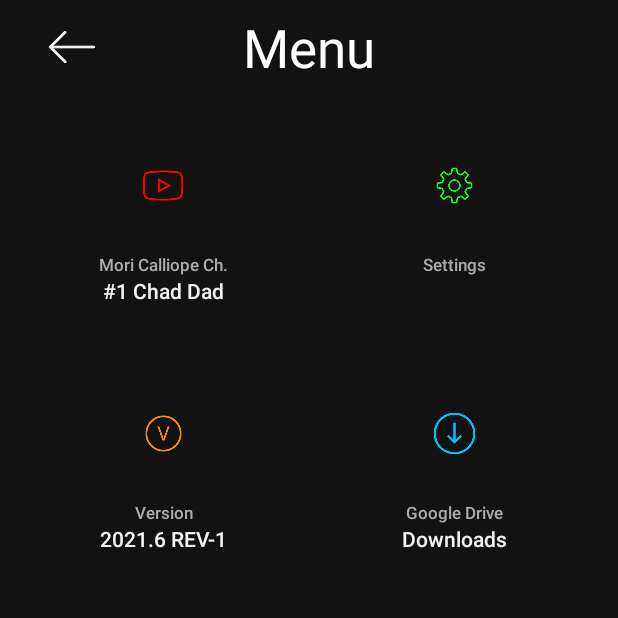
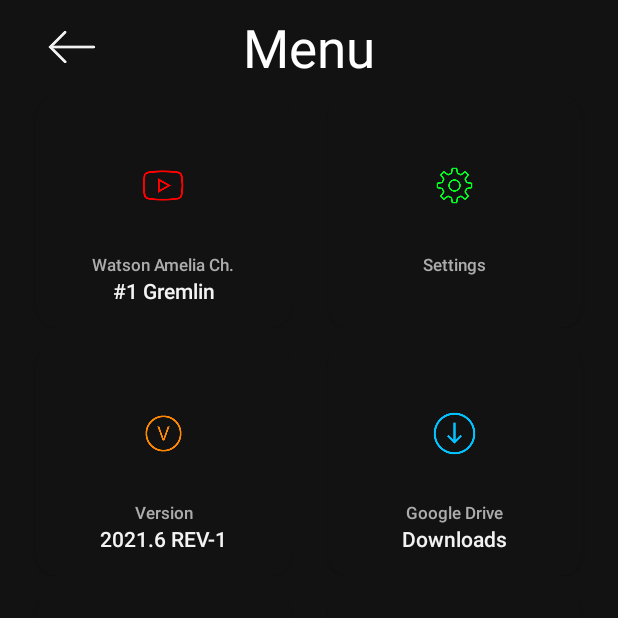
Before and after one commit to YuzuMin/HololiveEN-GEN1-Watson-Amelia-Noises, an Android app: the AppMenu screen opened directly, with no data from a screen before it, on a phone screen of 412 x 824 dp, the top half of it. Run offline under Robolectric (Android 15) with nearby library versions, the light colour scheme and no system bars.

Commit message:
Update app_menu.xml

```diff
--- a/Stable/AmeliaNoises/app/src/main/res/layout/app_menu.xml
+++ b/Stable/AmeliaNoises/app/src/main/res/layout/app_menu.xml
@@ -94,7 +94,7 @@
                                     android:layout_width="match_parent"
                                     android:layout_height="wrap_content"
                                     android:fontFamily="sans-serif-medium"
-                                    android:text="Mori Calliope Ch."
+                                    android:text="Watson Amelia Ch."
                                     android:textAlignment="center"
                                     android:textColor="@color/darkporcelain"
                                     android:textSize="11sp" />
@@ -103,7 +103,7 @@
                                     android:layout_width="match_parent"
                                     android:layout_height="wrap_content"
                                     android:fontFamily="sans-serif-medium"
-                                    android:text="#1 Chad Dad"
+                                    android:text="#1 Gremlin"
                                     android:textAlignment="center"
                                     android:textColor="@color/porcelain" />
                             </LinearLayout>
```
